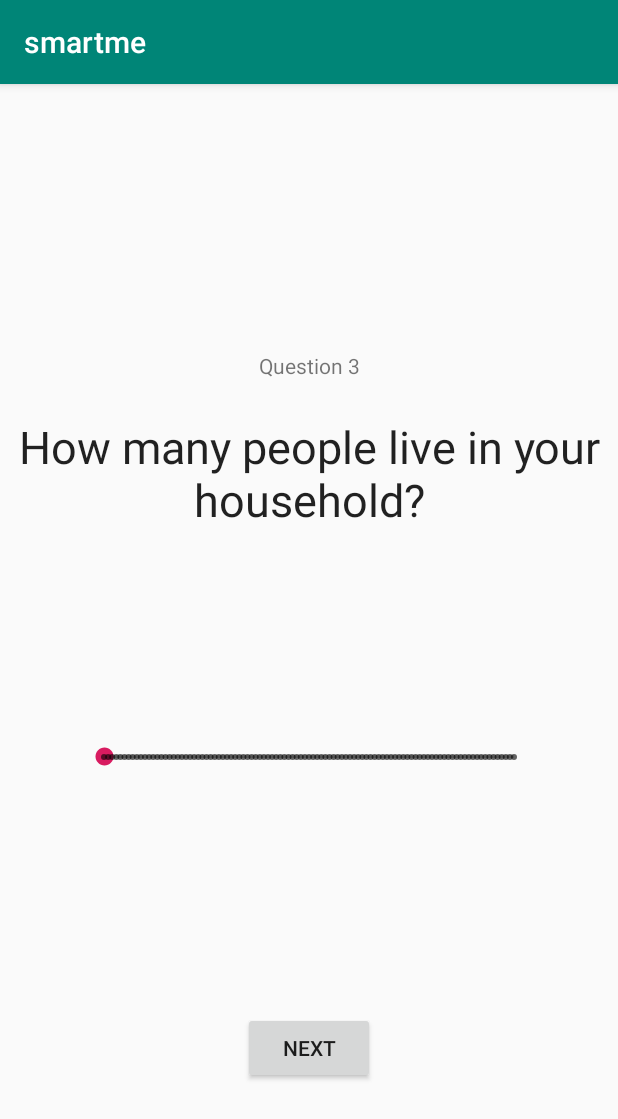
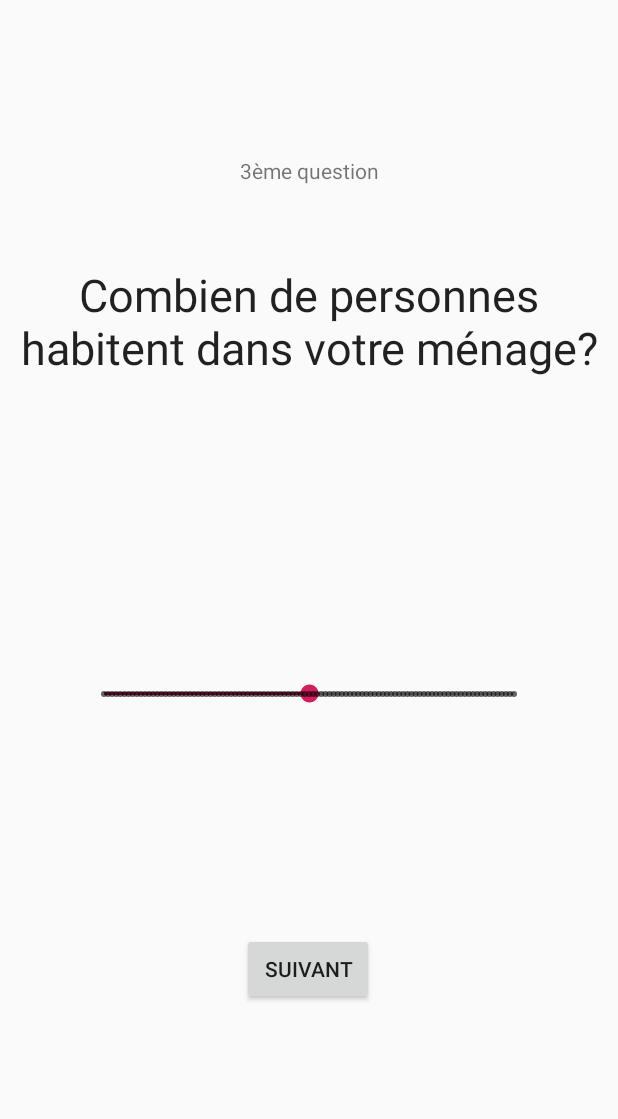
Before and after one commit to Killko0/smartme, an Android app: the Survey_3 screen opened directly, with no data from a screen before it, on a phone screen of 412 x 824 dp. Shown: the top 1119 px of the screen. Run offline under Robolectric (Android 15) with nearby library versions, the phone set to English and light mode, and no system bars.

Commit message:
Finished french and fixed layout

```diff
--- a/app/build.gradle
+++ b/app/build.gradle
@@ -33,6 +33,7 @@ dependencies {
     androidTestImplementation 'com.android.support.test.espresso:espresso-core:3.0.2'
     implementation 'com.aurelhubert:ahbottomnavigation:2.2.0'
     implementation 'com.android.support:recyclerview-v7:28.0.0'
+    implementation 'pl.droidsonroids.gif:android-gif-drawable:1.2.3'
 
 
 }
--- a/app/src/main/java/berlin/code/smartme/smartme/MethodDetailActivity.kt
+++ b/app/src/main/java/berlin/code/smartme/smartme/MethodDetailActivity.kt
@@ -7,6 +7,9 @@ class MethodDetailActivity : AppCompatActivity() {
 
     override fun onCreate(savedInstanceState: Bundle?) {
         super.onCreate(savedInstanceState)
+        if (supportActionBar != null) {
+            supportActionBar!!.hide();
+        }
         setContentView(R.layout.activity_method_detail)
 
     }
--- a/app/src/main/java/berlin/code/smartme/smartme/MethodsOverview.kt
+++ b/app/src/main/java/berlin/code/smartme/smartme/MethodsOverview.kt
@@ -17,7 +17,9 @@ class MethodsOverview : AppCompatActivity() {
     override fun onCreate(savedInstanceState: Bundle?) {
         super.onCreate(savedInstanceState)
         setContentView(R.layout.activity_methods_overview)
-
+        if (supportActionBar != null) {
+            supportActionBar!!.hide();
+        }
         val methods = arrayOf("Close the windows","Switch off the lights","Don't use electricity","Close the windows","Switch off the lights","Don't use electricity","Close the windows","Switch off the lights","Don't use electricity","Close the windows","Switch off the lights","Don't use electricity","Close the windows","Switch off the lights","Don't use electricity","Close the windows","Switch off the lights","Don't use electricity")
         val adapter = ArrayAdapter<String>(this, android.R.layout.simple_list_item_1, methods)
         val listView: ListView = findViewById(R.id.listview)
--- a/app/src/main/java/berlin/code/smartme/smartme/survey/StartSurvery.kt
+++ b/app/src/main/java/berlin/code/smartme/smartme/survey/StartSurvery.kt
@@ -10,6 +10,10 @@ class StartSurvery : AppCompatActivity() {
 
     override fun onCreate(savedInstanceState: Bundle?) {
         super.onCreate(savedInstanceState)
+        if (supportActionBar != null) {
+            supportActionBar!!.hide();
+        }
+
         setContentView(R.layout.activity_start_survery)
     }
     fun startSurvey(view: View){
--- a/app/src/main/java/berlin/code/smartme/smartme/survey/Survey_1.kt
+++ b/app/src/main/java/berlin/code/smartme/smartme/survey/Survey_1.kt
@@ -10,6 +10,9 @@ class Survey_1 : AppCompatActivity() {
 
     override fun onCreate(savedInstanceState: Bundle?) {
         super.onCreate(savedInstanceState)
+        if (supportActionBar != null) {
+            supportActionBar!!.hide();
+        }
         setContentView(R.layout.activity_survey_1)
     }
     fun nextStep(view: View){
--- a/app/src/main/java/berlin/code/smartme/smartme/survey/Survey_2.kt
+++ b/app/src/main/java/berlin/code/smartme/smartme/survey/Survey_2.kt
@@ -10,6 +10,9 @@ class Survey_2 : AppCompatActivity() {
 
     override fun onCreate(savedInstanceState: Bundle?) {
         super.onCreate(savedInstanceState)
+        if (supportActionBar != null) {
+            supportActionBar!!.hide();
+        }
         setContentView(R.layout.activity_survey_2)
     }
     fun nextStep(view: View){
--- a/app/src/main/java/berlin/code/smartme/smartme/survey/Survey_3.kt
+++ b/app/src/main/java/berlin/code/smartme/smartme/survey/Survey_3.kt
@@ -10,6 +10,9 @@ class Survey_3 : AppCompatActivity() {
 
     override fun onCreate(savedInstanceState: Bundle?) {
         super.onCreate(savedInstanceState)
+        if (supportActionBar != null) {
+            supportActionBar!!.hide();
+        }
         setContentView(R.layout.activity_survey_3)
     }
     fun nextStep(view: View){
--- a/app/src/main/java/berlin/code/smartme/smartme/survey/Survey_4.kt
+++ b/app/src/main/java/berlin/code/smartme/smartme/survey/Survey_4.kt
@@ -10,6 +10,9 @@ class Survey_4 : AppCompatActivity() {
 
     override fun onCreate(savedInstanceState: Bundle?) {
         super.onCreate(savedInstanceState)
+        if (supportActionBar != null) {
+            supportActionBar!!.hide();
+        }
         setContentView(R.layout.activity_survey_4)
     }
     fun nextStep(view: View){
--- a/app/src/main/java/berlin/code/smartme/smartme/survey/Survey_5.kt
+++ b/app/src/main/java/berlin/code/smartme/smartme/survey/Survey_5.kt
@@ -10,6 +10,9 @@ class Survey_5 : AppCompatActivity() {
 
     override fun onCreate(savedInstanceState: Bundle?) {
         super.onCreate(savedInstanceState)
+        if (supportActionBar != null) {
+            supportActionBar!!.hide();
+        }
         setContentView(R.layout.activity_survey_5)
     }
     fun nextStep(view: View){
--- a/app/src/main/java/berlin/code/smartme/smartme/survey/Survey_6.kt
+++ b/app/src/main/java/berlin/code/smartme/smartme/survey/Survey_6.kt
@@ -11,6 +11,9 @@ class Survey_6 : AppCompatActivity() {
 
     override fun onCreate(savedInstanceState: Bundle?) {
         super.onCreate(savedInstanceState)
+        if (supportActionBar != null) {
+            supportActionBar!!.hide();
+        }
         setContentView(R.layout.activity_survey_6)
     }
     fun nextStep(view: View){
--- a/app/src/main/res/layout/activity_survey_3.xml
+++ b/app/src/main/res/layout/activity_survey_3.xml
@@ -8,39 +8,39 @@
         tools:context=".survey.Survey_1">
 
     <TextView
-            android:text="Question 3"
+            android:text="3ème question"
             android:layout_width="wrap_content"
             android:layout_height="wrap_content"
             android:id="@+id/textView6"
-            android:layout_marginTop="178dp"
-            android:layout_marginBottom="24dp" app:layout_constraintEnd_toEndOf="parent"
-            app:layout_constraintBottom_toTopOf="@+id/textView7" app:layout_constraintTop_toTopOf="parent"
-            app:layout_constraintStart_toStartOf="parent"/>
+            android:layout_marginTop="51dp"
+            app:layout_constraintEnd_toEndOf="parent" app:layout_constraintBottom_toTopOf="@+id/textView7"
+            app:layout_constraintTop_toTopOf="parent" app:layout_constraintStart_toStartOf="parent"/>
     <TextView
-            android:text="How many people live in your household?"
+            android:text="Combien de personnes habitent dans votre ménage?"
             android:layout_width="wrap_content"
-            android:layout_height="wrap_content"
+            android:layout_height="75dp"
             android:id="@+id/textView7"
             android:textAppearance="@style/TextAppearance.AppCompat" android:textSize="30sp"
             android:gravity="center" app:layout_constraintStart_toStartOf="parent"
-            app:layout_constraintTop_toBottomOf="@+id/textView6" android:layout_marginBottom="121dp"
+            app:layout_constraintTop_toBottomOf="@+id/textView6" android:layout_marginBottom="83dp"
             app:layout_constraintBottom_toTopOf="@+id/seekBar"/>
     <Button
-            android:text="next"
+            android:text="suivant"
             android:layout_width="wrap_content"
             android:layout_height="wrap_content"
             android:id="@+id/button4"
             android:onClick="nextStep"
             app:layout_constraintTop_toBottomOf="@+id/seekBar" android:layout_marginBottom="101dp"
             app:layout_constraintEnd_toEndOf="parent" app:layout_constraintStart_toStartOf="parent"
-            app:layout_constraintBottom_toBottomOf="parent"/>
+            app:layout_constraintBottom_toBottomOf="parent" app:layout_constraintHorizontal_bias="0.498"/>
     <SeekBar
             android:layout_width="0dp"
-            android:layout_height="0dp"
+            android:layout_height="149dp"
             android:id="@+id/seekBar"
-            app:layout_constraintTop_toBottomOf="@+id/textView7" android:layout_marginBottom="139dp"
+            app:layout_constraintTop_toBottomOf="@+id/textView7" android:layout_marginBottom="32dp"
             app:layout_constraintEnd_toEndOf="parent" app:layout_constraintBottom_toTopOf="@+id/button4"
             app:layout_constraintStart_toStartOf="parent"
             android:layout_marginStart="53dp" android:layout_marginEnd="53dp"
-            style="@style/Widget.AppCompat.SeekBar.Discrete" android:visibility="visible" android:minWidth="150dp"/>
+            style="@style/Widget.AppCompat.SeekBar.Discrete" android:visibility="visible" android:minWidth="150dp"
+            app:layout_constraintHorizontal_bias="0.0" android:max="100" android:progress="50"/>
 </android.support.constraint.ConstraintLayout>
--- a/app/src/main/res/values/strings.xml
+++ b/app/src/main/res/values/strings.xml
@@ -9,9 +9,9 @@
         <string name="label_question_2">2ème question</string>
         <string name="content_question_2">Habitez-vous dans un appartement ou dans une maison?</string>
         <string name="label_house">Maison</string>
-        <string name="label_flat">Appartement</string>
+    <string name="label_flat">Appartement</string>
     <string name="title_activity_methods_overview" translatable="false">MethodsOverview</string>
     <string name="tab_1" translatable="false">Hello</string>
-    <string name="content_question_1" translatable="false">What is your name?</string>
+    <string name="content_question_1" translatable="false">Comment vous appelez-vous?</string>
 
 </resources>
```
Also changed, not shown: app/src/main/res/layout/activity_start_survery.xml (+18 -1 lines), app/src/main/res/layout/activity_survey_1.xml (+9 -7 lines), app/src/main/res/layout/activity_survey_2.xml (+12 -5 lines), app/src/main/res/layout/activity_survey_4.xml (+18 -14 lines), app/src/main/res/layout/activity_survey_5.xml (+15 -11 lines), app/src/main/res/layout/activity_survey_6.xml (+5 -3 lines).
